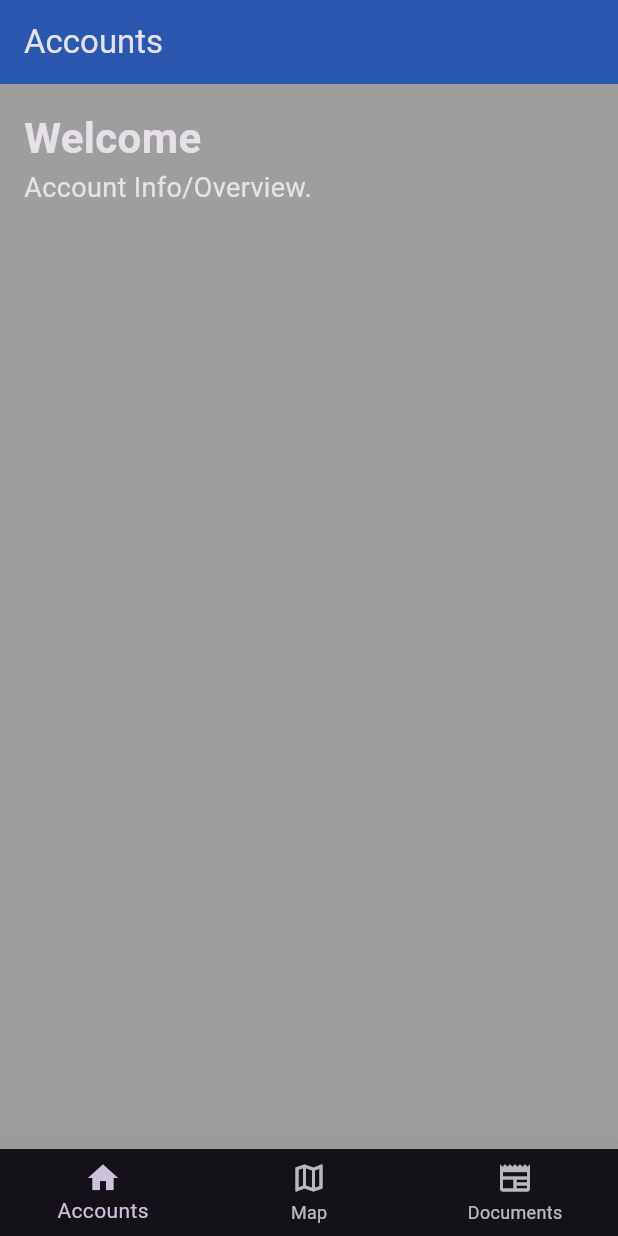
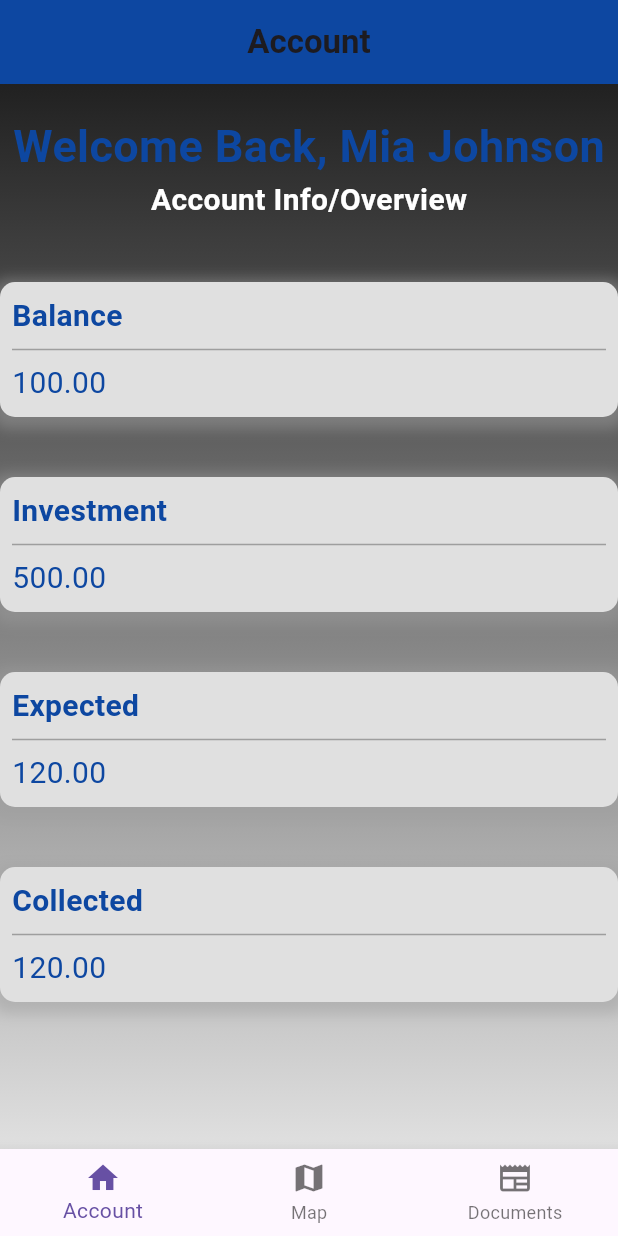
Before and after one commit to Ryan-Erickson911/wells_fargo, a Flutter app: the screen it shows after launch, on a phone screen of 412 x 824 dp. Run offline on Flutter 3.47's test engine with Material 3 defaults, Android fonts, the phone set to English and light mode, and no system bars; our stand-ins replace supabase_flutter; missing offline and left inert: postgres; accounts and stored records are empty.

Commit message:
main updates

```diff
--- a/lib/data/users.dart
+++ b/lib/data/users.dart
@@ -1,20 +1,19 @@
 import 'package:flutter/material.dart';
-import 'package:supabase/supabase.dart';
+import 'package:supabase_flutter/supabase_flutter.dart';
 
 class AccountPage extends StatefulWidget {
-  const AccountPage({Key? key}) : super(key: key);
+  const AccountPage({super.key});
 
 @override
   _AccountPageState createState() => _AccountPageState();
 }
 
+
 class _AccountPageState extends State<AccountPage> {
   static const supabaseUrl = 'https://jddmwoebkyurjgerqyyg.supabase.co';
   static const supabaseKey = 'eyJhbGciOiJIUzI1NiIsInR5cCI6IkpXVCJ9.eyJpc3MiOiJzdXBhYmFzZSIsInJlZiI6ImpkZG13b2Via3l1cmpnZXJxeXlnIiwicm9sZSI6ImFub24iLCJpYXQiOjE3MTE4MzEyNzAsImV4cCI6MjAyNzQwNzI3MH0.R84BMrHwGOG1cHAEkB9wlITJki1Jev78ggj5A1AwNWs';
-
   final supabase = SupabaseClient(supabaseUrl, supabaseKey);
-  List<Map<String, dynamic>> testData = [];
-
+  List testData = [];
   @override
   void initState() {
     super.initState();
@@ -23,82 +22,167 @@ class _AccountPageState extends State<AccountPage> {
 
   Future<void> fetchData() async {
     final myQuery = supabase.from('test').select();
-    final response = await myQuery.eq('username', 'email1@some.com');
+    final response = await myQuery.eq('username', 'email3@some.com');
 
-
+    print(response);
     if (response.isEmpty) {
-      // Handle error
-      print('Error fetching data');
+      //Handle error
+      throw 'Error fetching data';
     } else {
-      // Update state with fetched data
+      //Update state with fetched data
       setState(() {
-        testData = response.single as List<Map<String, dynamic>>;
+        testData = response.toList() as List;
       });
     }
   }
 
 @override
   Widget build(BuildContext context) {
-    return Scaffold(
-      backgroundColor: Colors.grey,
+    return MaterialApp(
+      home: Scaffold(
         appBar: AppBar(
           backgroundColor: Colors.blue[900],
-        title: const Text('Accounts'),
-        elevation: 20.0,
+          title: const Center(child: Text('Account', style: TextStyle(fontWeight: FontWeight.bold))),
         ),
-      body: Padding(
+        body: Container(
+  decoration: BoxDecoration(
+    gradient: LinearGradient(
+      begin: Alignment.topCenter,
+      end: Alignment.bottomCenter,
+      colors: [Colors.grey[900]!, Colors.grey[300]!],
+    ),
+  ),
+  child: Center(
+    child: Container(
+      width: double.infinity,
+      child: Padding(
+        padding: const EdgeInsets.only(top: 20.0), // Add top padding
+        child: Column(
+          children: [
+            Text('Welcome Back, Mia Johnson', style: TextStyle(fontSize: 30, fontWeight: FontWeight.bold, color: Colors.blue[900])),
+            const Text('Account Info/Overview', style: TextStyle(fontSize: 20, fontWeight: FontWeight.bold, color: Colors.white)),
+            Container(
+              width: double.infinity,
+              margin: const EdgeInsets.only(top: 40.0), // Add top margin
+              decoration: BoxDecoration(
+                color: Colors.grey[300],
+                borderRadius: BorderRadius.circular(10),
+                boxShadow: [
+                  BoxShadow(
+                    color: Colors.grey.withOpacity(0.5),
+                    spreadRadius: 5,
+                    blurRadius: 7,
+                    offset: const Offset(0, 3),
+                  ),
+                ],
+              ),
+              child: Padding(
                 padding: const EdgeInsets.all(8.0),
                 child: Column(
                   crossAxisAlignment: CrossAxisAlignment.start,
-          children: <Widget>[
-            // Your welcome message and other UI elements
-            // Example:
+                  children: [
+                    Text('Balance', style: TextStyle(fontSize: 20, fontWeight: FontWeight.bold, color: Colors.blue[900])),
+                    const Divider(color: Colors.grey),
+                    Text('100.00', style: TextStyle(fontSize: 20, color: Colors.blue[900])),
+                  ],
+                ),
+              ),
+            ),
             Container(
               width: double.infinity,
+              margin: const EdgeInsets.only(top: 40.0), // Add top margin
+              decoration: BoxDecoration(
+                color: Colors.grey[300],
+                borderRadius: BorderRadius.circular(10),
+                boxShadow: [
+                  BoxShadow(
+                    color: Colors.grey.withOpacity(0.5),
+                    spreadRadius: 5,
+                    blurRadius: 7,
+                    offset: const Offset(0, 3),
+                  ),
+                ],
+              ),
+              child: Padding(
                 padding: const EdgeInsets.all(8.0),
-              child: const Column(
+                child: Column(
                   crossAxisAlignment: CrossAxisAlignment.start,
-                children: <Widget>[
-                  Text(
-                    'Welcome',
-                    style: TextStyle(
-                      fontSize: 28.0,
-                      fontWeight: FontWeight.bold,
+                  children: [
+                    Text('Investment', style: TextStyle(fontSize: 20, fontWeight: FontWeight.bold, color: Colors.blue[900])),
+                    const Divider(color: Colors.grey),
+                    Text('500.00', style: TextStyle(fontSize: 20, color: Colors.blue[900])),
+                  ],
                 ),
               ),
-                  Text(
-                    'Account Info/Overview.',
-                    style: TextStyle(
-                      fontSize: 18.0,
+            ),
+            Container(
+              width: double.infinity,
+              margin: const EdgeInsets.only(top: 40.0), // Add top margin
+              decoration: BoxDecoration(
+                color: Colors.grey[300],
+                borderRadius: BorderRadius.circular(10),
+                boxShadow: [
+                  BoxShadow(
+                    color: Colors.grey.withOpacity(0.5),
+                    spreadRadius: 5,
+                    blurRadius: 7,
+                    offset: const Offset(0, 3),
+                  ),
+                ],
+              ),
+              child: Padding(
+                padding: const EdgeInsets.all(8.0),
+                child: Column(
+                  crossAxisAlignment: CrossAxisAlignment.start,
+                  children: [
+                    Text('Expected', style: TextStyle(fontSize: 20, fontWeight: FontWeight.bold, color: Colors.blue[900])),
+                    const Divider(color: Colors.grey),
+                    Text('120.00', style: TextStyle(fontSize: 20, color: Colors.blue[900])),
+                  ],
+                ),
+              ),
+            ),
+            Container(
+              width: double.infinity,
+              margin: const EdgeInsets.only(top: 40.0), // Add top margin
+              decoration: BoxDecoration(
+                color: Colors.grey[300],
+                borderRadius: BorderRadius.circular(10),
+                boxShadow: [
+                  BoxShadow(
+                    color: Colors.grey.withOpacity(0.5),
+                    spreadRadius: 5,
+                    blurRadius: 7,
+                    offset: const Offset(0, 3),
+                  ),
+                ],
+              ),
+              child: Padding(
+                padding: const EdgeInsets.all(8.0),
+                child: Column(
+                  crossAxisAlignment: CrossAxisAlignment.start,
+                  children: [
+                    Text('Collected', style: TextStyle(fontSize: 20, fontWeight: FontWeight.bold, color: Colors.blue[900])),
+                    const Divider(color: Colors.grey),
+                    Text('120.00', style: TextStyle(fontSize: 20, color: Colors.blue[900])),
+                  ],
+                ),
               ),
             ),
           ],
         ),
       ),
-            // // Display fetched data
-            // Expanded(
-            //   child: ListView.builder(
-            //     itemCount: testData.length,
-            //     itemBuilder: (context, index) {
-            //       final item = testData[index];
-            //       return ListTile(
-            //         title: Text(item['fname']),
-            //         subtitle: Text(item['lname']),
-            //       );
-            //     },
-            //   ),
-            // ),
-          ],
+    ),
   ),
 ),
 bottomNavigationBar: BottomNavigationBar(
     items: const <BottomNavigationBarItem>[
       BottomNavigationBarItem(
         icon: Icon(Icons.home),
-            label: 'Accounts',
+        label: 'Account',
       ),
       BottomNavigationBarItem(
-            icon: Icon(Icons.map_outlined),
+        icon: Icon(Icons.map),
         label: 'Map',
       ),
       BottomNavigationBarItem(
@@ -106,7 +190,7 @@ class _AccountPageState extends State<AccountPage> {
         label: 'Documents',
       ),
     ],
-        elevation: 20.0,
+  ),
       ),
     );
   }
```
Lines whose indentation alone changed are shown as unchanged.
